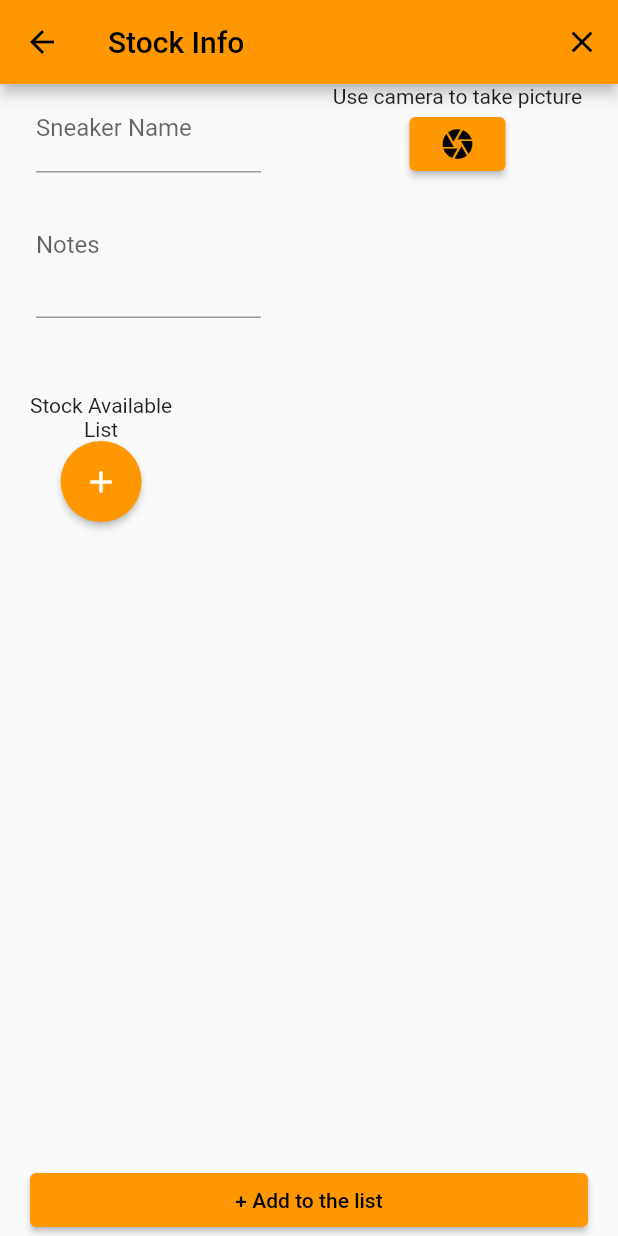
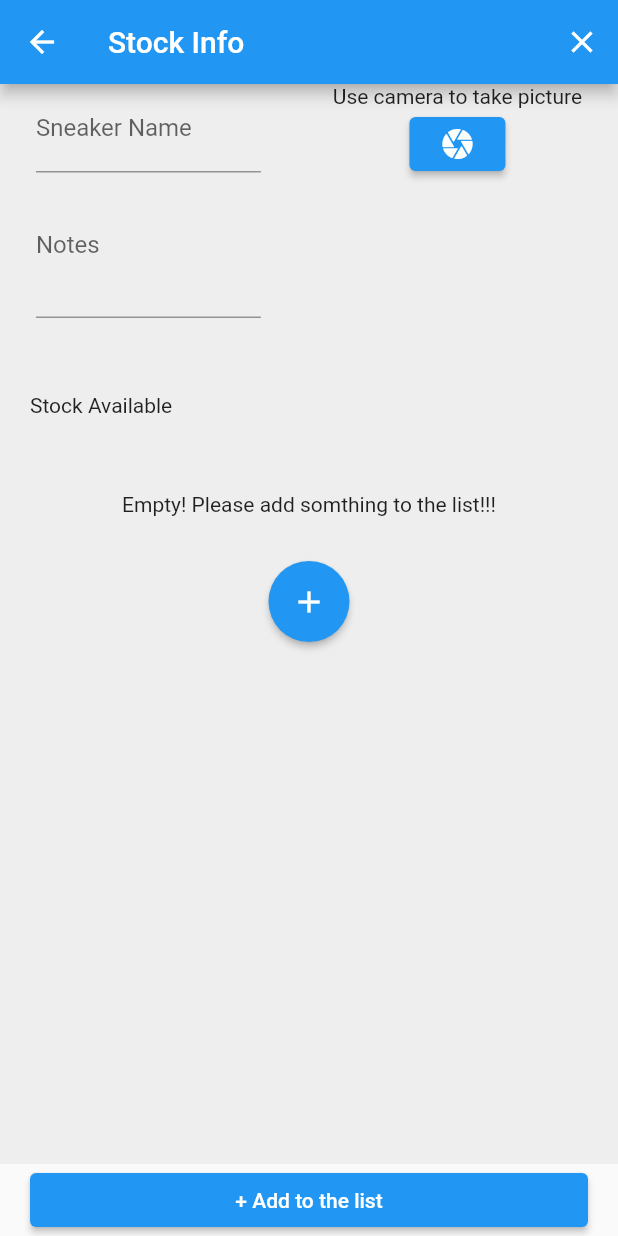
Before and after one commit to michaelwoan97/invest-manager, a Flutter app: the AddStock screen opened by its route, on a phone screen of 412 x 824 dp. Run offline on Flutter 3.47's test engine with Material 2 defaults, Android fonts, the phone set to English and light mode, and no system bars; our stand-ins replace camera, firebase_auth, firebase_core; accounts and stored records are empty; network calls fail.

Commit message:
add-some-styles-to-app

```diff
--- a/lib/main.dart
+++ b/lib/main.dart
@@ -51,7 +51,8 @@ class _MyAppState extends State<MyApp> {
       child: MaterialApp(
         debugShowCheckedModeBanner: false,
         theme: ThemeData(
-          primarySwatch: Colors.orange
+          primarySwatch: Colors.blue,
+          scaffoldBackgroundColor: Colors.grey[200]
         ),
         home: WidgetTree(),
         routes: {
--- a/lib/pages/add_stock.dart
+++ b/lib/pages/add_stock.dart
@@ -131,7 +131,6 @@ class _AddStockState extends State<AddStock> {
                                     sneaker.updateImgURLNotify(result);
                                   }
 
-                                  print('Sneaker id is ' + sneaker.getID);
                                 },
                                 child: Icon(Icons.camera))
                           ],
@@ -143,6 +142,9 @@ class _AddStockState extends State<AddStock> {
                 SizedBox(
                   height: 50,
                 ),
+                Container(
+                    margin: EdgeInsets.only(left: 20),
+                    child: Text('Stock Available')),
                 if(widget.scenarios == Scenarios.edit)...[
                   SneakerStockList(scenarioProcessing: Scenarios.edit)
                 ] else...[
--- a/lib/widgets/sneaker_stock_list.dart
+++ b/lib/widgets/sneaker_stock_list.dart
@@ -559,13 +559,19 @@ class _SneakerStockListState extends State<SneakerStockList> {
     print('Sneaker id is ' + widget._newSneaker.getID);
     return Container(
       margin: EdgeInsets.only(left: 20, right: 20),
+      child: Container(
+        width: double.infinity,
         child: Column(
           children: [
-          Text('Stock Available'),
+
             Column(
               children: [
                 if (widget._sneakerAvailable.isEmpty) ...[
-                Text('List')
+                  Container(
+                      margin: EdgeInsets.only(top: 50, bottom: 30),
+                      child: Text('Empty! Please add somthing to the list!!!'),
+                  )
+
                 ] else ...[
                   SizedBox(
                     height: 230,
@@ -599,7 +605,7 @@ class _SneakerStockListState extends State<SneakerStockList> {
                   _showAddStockDialog();
                 },
                 elevation: 2.0,
-              fillColor: Colors.orange,
+                fillColor: Theme.of(context).primaryColor,
                 child: Icon(
                   Icons.add,
                   color: Colors.white,
@@ -609,6 +615,7 @@ class _SneakerStockListState extends State<SneakerStockList> {
               ),
             )
           ],
+        ),
       ),
     );
   }
--- a/lib/widgets/stock_list.dart
+++ b/lib/widgets/stock_list.dart
@@ -64,6 +64,7 @@ class StockList extends StatelessWidget {
                               //     .showSnackBar(SnackBar(content: Text("$item dismissed")));
                             },
                             child: Card(
+                              elevation: 2,
                               child: InkResponse(
                                   onTap: () {
                                     Navigator.of(context).pushNamed(
--- a/pubspec.yaml
+++ b/pubspec.yaml
@@ -71,6 +71,7 @@ flutter:
   assets:
 #      - assets/data/sneaker_data.json
     - assets/data/sneaker_data.json
+    - assets/images/invest-manager.png
   #   - images/a_dot_ham.jpeg
 
   # An image asset can refer to one or more resolution-specific "variants", see
```
Also changed, not shown: lib/pages/home_page.dart (+33 -6 lines), lib/pages/login_register_page.dart (+7 -4 lines), assets/images/invest-manager.png (added). Lines whose indentation alone changed are shown as unchanged.
